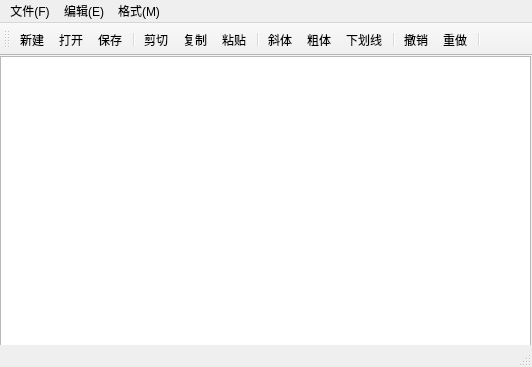
First picture: the form in 20200411/QMainWindow与QAction/ui_mainWindow.ui, repository Aimee888/Operate-system, before the edit.
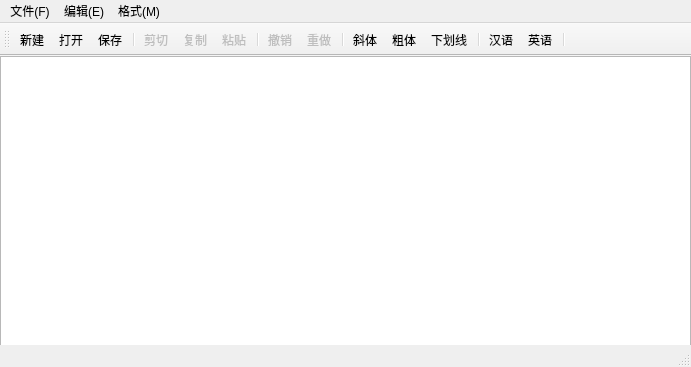
Second picture: the form after the edit. Icons and pictures are not drawn.

The edit to the form file:
```diff
--- a/20200411/QMainWindow与QAction/ui_mainWindow.ui
+++ b/20200411/QMainWindow与QAction/ui_mainWindow.ui
@@ -6,7 +6,7 @@
    <rect>
     <x>0</x>
     <y>0</y>
-    <width>532</width>
+    <width>691</width>
     <height>367</height>
    </rect>
   </property>
@@ -19,7 +19,7 @@
      <rect>
       <x>0</x>
       <y>0</y>
-      <width>531</width>
+      <width>691</width>
       <height>291</height>
      </rect>
     </property>
@@ -35,7 +35,7 @@
     <rect>
      <x>0</x>
      <y>0</y>
-     <width>532</width>
+     <width>691</width>
      <height>21</height>
     </rect>
    </property>
@@ -97,12 +97,15 @@
    <addaction name="actEdit_Copy"/>
    <addaction name="actEdit_Paste"/>
    <addaction name="separator"/>
+   <addaction name="actEdit_Undo"/>
+   <addaction name="acEdit_Redo"/>
+   <addaction name="separator"/>
    <addaction name="actFont_Italic"/>
    <addaction name="actFont_Bold"/>
    <addaction name="actFont_Underline"/>
    <addaction name="separator"/>
-   <addaction name="actEdit_Undo"/>
-   <addaction name="acEdit_Redo"/>
+   <addaction name="actLang_CN"/>
+   <addaction name="actLang_EN"/>
    <addaction name="separator"/>
   </widget>
   <widget class="QStatusBar" name="statusBar"/>
@@ -152,6 +155,9 @@
    </property>
   </action>
   <action name="actEdit_Cut">
+   <property name="enabled">
+    <bool>false</bool>
+   </property>
    <property name="icon">
     <iconset>
      <normaloff>icons/images/cut.jpg</normaloff>icons/images/cut.jpg</iconset>
@@ -167,6 +173,9 @@
    </property>
   </action>
   <action name="actEdit_Copy">
+   <property name="enabled">
+    <bool>false</bool>
+   </property>
    <property name="icon">
     <iconset>
      <normaloff>icons/images/copy.jpg</normaloff>icons/images/copy.jpg</iconset>
@@ -182,6 +191,9 @@
    </property>
   </action>
   <action name="actEdit_Paste">
+   <property name="enabled">
+    <bool>false</bool>
+   </property>
    <property name="icon">
     <iconset>
      <normaloff>icons/images/paste.jpg</normaloff>icons/images/paste.jpg</iconset>
@@ -254,6 +266,9 @@
    </property>
   </action>
   <action name="actEdit_Undo">
+   <property name="enabled">
+    <bool>false</bool>
+   </property>
    <property name="icon">
     <iconset>
      <normaloff>icons/images/undo.jpg</normaloff>icons/images/undo.jpg</iconset>
@@ -269,6 +284,9 @@
    </property>
   </action>
   <action name="acEdit_Redo">
+   <property name="enabled">
+    <bool>false</bool>
+   </property>
    <property name="icon">
     <iconset>
      <normaloff>icons/images/redo.jpg</normaloff>icons/images/redo.jpg</iconset>
@@ -306,6 +324,36 @@
     <string>Ctrl+A</string>
    </property>
   </action>
+  <action name="actLang_CN">
+   <property name="checkable">
+    <bool>true</bool>
+   </property>
+   <property name="icon">
+    <iconset>
+     <normaloff>icons/images/chinese.jpg</normaloff>icons/images/chinese.jpg</iconset>
+   </property>
+   <property name="text">
+    <string>汉语</string>
+   </property>
+   <property name="toolTip">
+    <string>汉语界面</string>
+   </property>
+  </action>
+  <action name="actLang_EN">
+   <property name="checkable">
+    <bool>true</bool>
+   </property>
+   <property name="icon">
+    <iconset>
+     <normaloff>icons/images/English.jpg</normaloff>icons/images/English.jpg</iconset>
+   </property>
+   <property name="text">
+    <string>英语</string>
+   </property>
+   <property name="toolTip">
+    <string>英语</string>
+   </property>
+  </action>
  </widget>
  <resources/>
  <connections>
```
Left out of the diff: 32 changed lines with no effect on the pictures.
